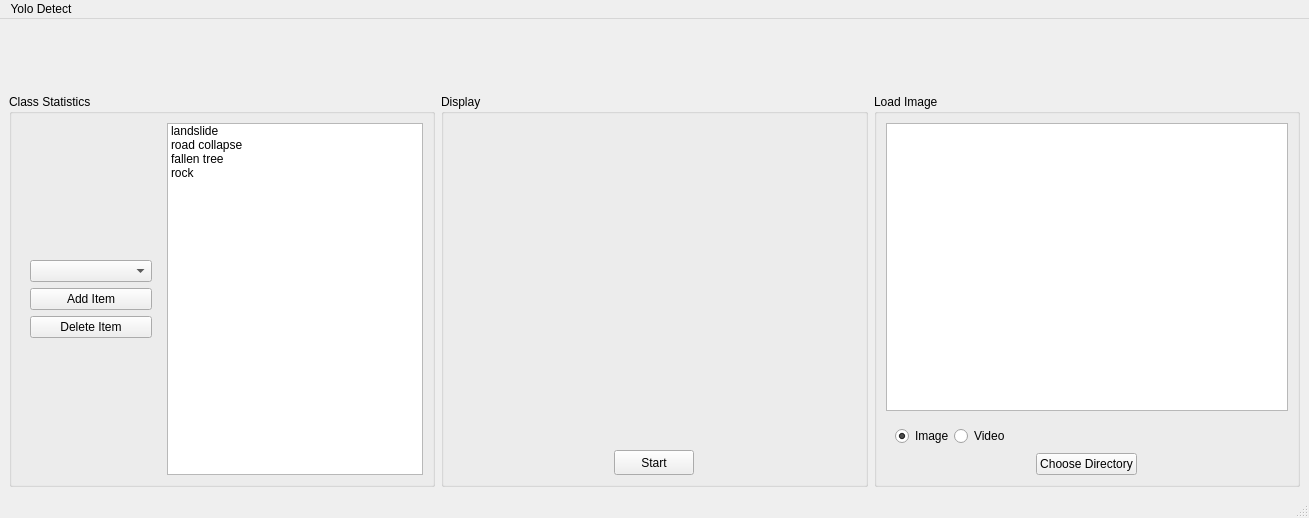
Above: main_window.ui from XHao1997/yolo_detect_qt before the change. Below: the same form after it.
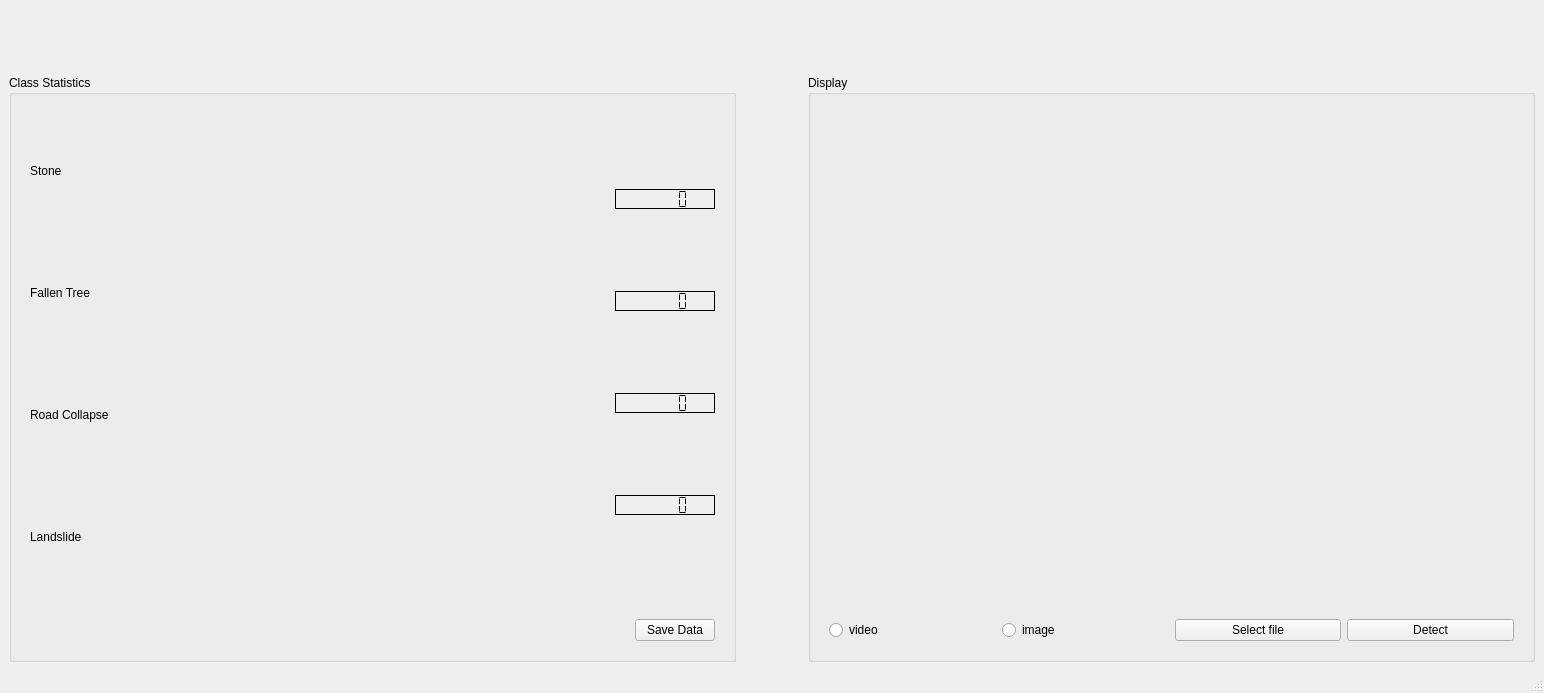
That is the form after the change. Icons and pictures are not drawn.

```diff
--- a/main_window.ui
+++ b/main_window.ui
@@ -6,16 +6,34 @@
    <rect>
     <x>0</x>
     <y>0</y>
-    <width>1309</width>
-    <height>518</height>
+    <width>1544</width>
+    <height>693</height>
    </rect>
   </property>
+  <property name="sizePolicy">
+   <sizepolicy hsizetype="Preferred" vsizetype="Minimum">
+    <horstretch>0</horstretch>
+    <verstretch>0</verstretch>
+   </sizepolicy>
+  </property>
+  <property name="minimumSize">
+   <size>
+    <width>1544</width>
+    <height>693</height>
+   </size>
+  </property>
+  <property name="maximumSize">
+   <size>
+    <width>1544</width>
+    <height>693</height>
+   </size>
+  </property>
   <property name="windowTitle">
    <string>Yolo Disaster Detection</string>
   </property>
   <widget class="QWidget" name="centralwidget">
    <layout class="QGridLayout" name="gridLayout">
-    <item row="0" column="2" alignment="Qt::AlignmentFlag::AlignHCenter">
+    <item row="0" column="1">
      <widget class="QLabel" name="label_2">
       <property name="sizePolicy">
        <sizepolicy hsizetype="Preferred" vsizetype="Preferred">
@@ -43,193 +61,204 @@
       </property>
      </widget>
     </item>
-    <item row="1" column="4" rowspan="2">
-     <widget class="QGroupBox" name="groupBox_4">
-      <property name="title">
-       <string>Load Image</string>
-      </property>
-      <layout class="QVBoxLayout" name="verticalLayout">
-       <item>
-        <widget class="QGraphicsView" name="graphicsView">
-         <property name="sizePolicy">
-          <sizepolicy hsizetype="Preferred" vsizetype="Preferred">
-           <horstretch>0</horstretch>
-           <verstretch>0</verstretch>
-          </sizepolicy>
-         </property>
-        </widget>
-       </item>
-       <item>
-        <widget class="QWidget" name="checkBox_1" native="true">
-         <property name="sizePolicy">
-          <sizepolicy hsizetype="Minimum" vsizetype="Minimum">
-           <horstretch>0</horstretch>
-           <verstretch>0</verstretch>
-          </sizepolicy>
-         </property>
-         <property name="maximumSize">
-          <size>
-           <width>16777215</width>
-           <height>25</height>
-          </size>
-         </property>
-         <layout class="QHBoxLayout" name="horizontalLayout_3">
-          <property name="spacing">
-           <number>0</number>
-          </property>
-          <property name="sizeConstraint">
-           <enum>QLayout::SizeConstraint::SetFixedSize</enum>
-          </property>
-          <property name="bottomMargin">
-           <number>1</number>
-          </property>
-          <item>
-           <widget class="QRadioButton" name="checkButton_image">
-            <property name="text">
-             <string>Image</string>
-            </property>
-            <property name="iconSize">
-             <size>
-              <width>8</width>
-              <height>8</height>
-             </size>
-            </property>
-            <property name="checked">
-             <bool>true</bool>
-            </property>
-            <attribute name="buttonGroup">
-             <string notr="true">buttonGroup</string>
-            </attribute>
-           </widget>
-          </item>
-          <item>
-           <widget class="QRadioButton" name="checkButton_video">
-            <property name="text">
-             <string>Video</string>
-            </property>
-            <property name="iconSize">
-             <size>
-              <width>8</width>
-              <height>8</height>
-             </size>
-            </property>
-            <property name="checked">
-             <bool>false</bool>
-            </property>
-            <attribute name="buttonGroup">
-             <string notr="true">buttonGroup</string>
-            </attribute>
-           </widget>
-          </item>
-         </layout>
-        </widget>
-       </item>
-       <item alignment="Qt::AlignmentFlag::AlignHCenter">
-        <widget class="QPushButton" name="pushButton_loadImage">
-         <property name="text">
-          <string>Choose Directory</string>
-         </property>
-        </widget>
-       </item>
-      </layout>
-     </widget>
-    </item>
     <item row="1" column="0" rowspan="2">
      <widget class="QGroupBox" name="groupBox">
       <property name="title">
        <string>Class Statistics</string>
       </property>
-      <layout class="QHBoxLayout" name="horizontalLayout_2">
+      <layout class="QVBoxLayout" name="verticalLayout_2">
+       <item>
+        <widget class="QWidget" name="horizontalWidget" native="true">
+         <property name="sizePolicy">
+          <sizepolicy hsizetype="Preferred" vsizetype="Preferred">
+           <horstretch>0</horstretch>
+           <verstretch>0</verstretch>
+          </sizepolicy>
+         </property>
+         <layout class="QHBoxLayout" name="horizontalLayout_2">
+          <item>
+           <layout class="QVBoxLayout" name="verticalLayout_5">
+            <item>
+             <widget class="QLabel" name="label_4">
+              <property name="text">
+               <string>Stone</string>
+              </property>
+             </widget>
+            </item>
+            <item>
+             <widget class="QLabel" name="label">
+              <property name="text">
+               <string>Fallen Tree</string>
+              </property>
+             </widget>
+            </item>
+            <item>
+             <widget class="QLabel" name="label_3">
+              <property name="text">
+               <string>Road Collapse</string>
+              </property>
+             </widget>
+            </item>
+            <item>
+             <widget class="QLabel" name="label_5">
+              <property name="text">
+               <string>Landslide</string>
+              </property>
+             </widget>
+            </item>
+           </layout>
+          </item>
+          <item>
+           <layout class="QVBoxLayout" name="verticalLayout_4">
+            <item alignment="Qt::AlignmentFlag::AlignRight">
+             <widget class="QLCDNumber" name="lcdNumber_3">
+              <property name="minimumSize">
+               <size>
+                <width>100</width>
+                <height>0</height>
+               </size>
+              </property>
+              <property name="maximumSize">
+               <size>
+                <width>50</width>
+                <height>20</height>
+               </size>
+              </property>
+              <property name="accessibleDescription">
+               <string notr="true"/>
+              </property>
+              <property name="autoFillBackground">
+               <bool>true</bool>
+              </property>
+              <property name="styleSheet">
+               <string notr="true">font: 700 11pt &quot;Ubuntu&quot;;</string>
+              </property>
+              <property name="frameShadow">
+               <enum>QFrame::Shadow::Plain</enum>
+              </property>
+              <property name="lineWidth">
+               <number>1</number>
+              </property>
+              <property name="segmentStyle">
+               <enum>QLCDNumber::SegmentStyle::Flat</enum>
+              </property>
+             </widget>
+            </item>
+            <item alignment="Qt::AlignmentFlag::AlignRight">
+             <widget class="QLCDNumber" name="lcdNumber_4">
+              <property name="minimumSize">
+               <size>
+                <width>100</width>
+                <height>0</height>
+               </size>
+              </property>
+              <property name="maximumSize">
+               <size>
+                <width>50</width>
+                <height>20</height>
+               </size>
+              </property>
+              <property name="accessibleDescription">
+               <string notr="true"/>
+              </property>
+              <property name="autoFillBackground">
+               <bool>true</bool>
+              </property>
+              <property name="frameShadow">
+               <enum>QFrame::Shadow::Plain</enum>
+              </property>
+              <property name="lineWidth">
+               <number>1</number>
+              </property>
+              <property name="segmentStyle">
+               <enum>QLCDNumber::SegmentStyle::Flat</enum>
+              </property>
+             </widget>
+            </item>
+            <item alignment="Qt::AlignmentFlag::AlignRight">
+             <widget class="QLCDNumber" name="lcdNumber_2">
+              <property name="minimumSize">
+               <size>
+                <width>100</width>
+                <height>0</height>
+               </size>
+              </property>
+              <property name="maximumSize">
+               <size>
+                <width>50</width>
+                <height>20</height>
+               </size>
+              </property>
+              <property name="accessibleDescription">
+               <string notr="true"/>
+              </property>
+              <property name="autoFillBackground">
+               <bool>true</bool>
+              </property>
+              <property name="frameShadow">
+               <enum>QFrame::Shadow::Plain</enum>
+              </property>
+              <property name="lineWidth">
+               <number>1</number>
+              </property>
+              <property name="segmentStyle">
+               <enum>QLCDNumber::SegmentStyle::Flat</enum>
+              </property>
+             </widget>
+            </item>
+            <item alignment="Qt::AlignmentFlag::AlignRight">
+             <widget class="QLCDNumber" name="lcdNumber">
+              <property name="minimumSize">
+               <size>
+                <width>100</width>
+                <height>0</height>
+               </size>
+              </property>
+              <property name="maximumSize">
+               <size>
+                <width>50</width>
+                <height>20</height>
+               </size>
+              </property>
+              <property name="accessibleDescription">
+               <string notr="true"/>
+              </property>
+              <property name="autoFillBackground">
+               <bool>true</bool>
+              </property>
+              <property name="frameShadow">
+               <enum>QFrame::Shadow::Plain</enum>
+              </property>
+              <property name="lineWidth">
+               <number>1</number>
+              </property>
+              <property name="segmentStyle">
+               <enum>QLCDNumber::SegmentStyle::Flat</enum>
+              </property>
+             </widget>
+            </item>
+           </layout>
+          </item>
+         </layout>
+        </widget>
+       </item>
        <item>
         <widget class="QWidget" name="widget" native="true">
-         <layout class="QVBoxLayout" name="verticalLayout_2">
-          <item>
-           <spacer name="verticalSpacer_2">
-            <property name="orientation">
-             <enum>Qt::Orientation::Vertical</enum>
-            </property>
-            <property name="sizeHint" stdset="0">
-             <size>
-              <width>20</width>
-              <height>40</height>
-             </size>
-            </property>
-           </spacer>
-          </item>
-          <item>
-           <widget class="QComboBox" name="comboBox">
-            <property name="currentText">
-             <string/>
-            </property>
-            <property name="currentIndex">
-             <number>-1</number>
-            </property>
-           </widget>
-          </item>
-          <item>
-           <widget class="QPushButton" name="pushButton_addItem">
-            <property name="sizePolicy">
-             <sizepolicy hsizetype="Preferred" vsizetype="Fixed">
-              <horstretch>0</horstretch>
-              <verstretch>0</verstretch>
-             </sizepolicy>
-            </property>
-            <property name="text">
-             <string>Add Item</string>
-            </property>
-           </widget>
-          </item>
-          <item>
-           <widget class="QPushButton" name="pushButton_deleteItem">
-            <property name="text">
-             <string>Delete Item</string>
-            </property>
-           </widget>
-          </item>
-          <item>
-           <spacer name="verticalSpacer">
-            <property name="orientation">
-             <enum>Qt::Orientation::Vertical</enum>
-            </property>
-            <property name="sizeHint" stdset="0">
-             <size>
-              <width>20</width>
-              <height>40</height>
-             </size>
-            </property>
-           </spacer>
-          </item>
-         </layout>
-        </widget>
-       </item>
-       <item>
-        <widget class="QListWidget" name="listWidget">
          <property name="sizePolicy">
-          <sizepolicy hsizetype="Preferred" vsizetype="Preferred">
+          <sizepolicy hsizetype="Preferred" vsizetype="Maximum">
            <horstretch>0</horstretch>
            <verstretch>0</verstretch>
           </sizepolicy>
          </property>
-         <item>
-          <property name="text">
-           <string>landslide</string>
-          </property>
-         </item>
-         <item>
-          <property name="text">
-           <string>road collapse</string>
-          </property>
-         </item>
-         <item>
-          <property name="text">
-           <string>fallen tree</string>
-          </property>
-         </item>
-         <item>
-          <property name="text">
-           <string>rock</string>
-          </property>
-         </item>
+         <layout class="QVBoxLayout" name="verticalLayout_3">
+          <item alignment="Qt::AlignmentFlag::AlignRight">
+           <widget class="QPushButton" name="pushButton_4">
+            <property name="text">
+             <string>Save Data</string>
+            </property>
+           </widget>
+          </item>
+         </layout>
         </widget>
        </item>
       </layout>
@@ -237,28 +266,79 @@
     </item>
     <item row="1" column="2" rowspan="2">
      <widget class="QGroupBox" name="groupBox_3">
+      <property name="sizePolicy">
+       <sizepolicy hsizetype="Preferred" vsizetype="Preferred">
+        <horstretch>0</horstretch>
+        <verstretch>0</verstretch>
+       </sizepolicy>
+      </property>
       <property name="title">
        <string>Display</string>
       </property>
-      <layout class="QVBoxLayout" name="verticalLayout_3">
+      <layout class="QVBoxLayout" name="verticalLayout">
        <item>
-        <widget class="QLabel" name="label_display">
-         <property name="text">
-          <string/>
+        <widget class="QWidget" name="verticalWidget" native="true">
+         <property name="sizePolicy">
+          <sizepolicy hsizetype="Preferred" vsizetype="Preferred">
+           <horstretch>2</horstretch>
+           <verstretch>2</verstretch>
+          </sizepolicy>
          </property>
+         <layout class="QVBoxLayout" name="verticalLayout_6">
+          <item>
+           <widget class="QLabel" name="label_display">
+            <property name="sizePolicy">
+             <sizepolicy hsizetype="Preferred" vsizetype="Preferred">
+              <horstretch>10</horstretch>
+              <verstretch>10</verstretch>
+             </sizepolicy>
+            </property>
+            <property name="text">
+             <string/>
+            </property>
+           </widget>
+          </item>
+         </layout>
         </widget>
        </item>
-       <item alignment="Qt::AlignmentFlag::AlignHCenter">
-        <widget class="QPushButton" name="pushButton_display">
-         <property name="minimumSize">
-          <size>
-           <width>80</width>
-           <height>25</height>
-          </size>
+       <item alignment="Qt::AlignmentFlag::AlignBottom">
+        <widget class="QWidget" name="widget_2" native="true">
+         <property name="sizePolicy">
+          <sizepolicy hsizetype="Preferred" vsizetype="Minimum">
+           <horstretch>0</horstretch>
+           <verstretch>0</verstretch>
+          </sizepolicy>
          </property>
-         <property name="text">
-          <string>Start</string>
-         </property>
+         <layout class="QHBoxLayout" name="horizontalLayout">
+          <item>
+           <widget class="QRadioButton" name="radioButton_video_mode">
+            <property name="text">
+             <string>video</string>
+            </property>
+           </widget>
+          </item>
+          <item>
+           <widget class="QRadioButton" name="radioButton_image_mode">
+            <property name="text">
+             <string>image</string>
+            </property>
+           </widget>
+          </item>
+          <item>
+           <widget class="QPushButton" name="pushButton_select_file">
+            <property name="text">
+             <string>Select file</string>
+            </property>
+           </widget>
+          </item>
+          <item>
+           <widget class="QPushButton" name="pushButton_Detect">
+            <property name="text">
+             <string>Detect</string>
+            </property>
+           </widget>
+          </item>
+         </layout>
         </widget>
        </item>
       </layout>
@@ -266,22 +346,6 @@
     </item>
    </layout>
   </widget>
-  <widget class="QMenuBar" name="menubar">
-   <property name="geometry">
-    <rect>
-     <x>0</x>
-     <y>0</y>
-     <width>1309</width>
-     <height>22</height>
-    </rect>
-   </property>
-   <widget class="QMenu" name="menuhi">
-    <property name="title">
-     <string>Yolo Detect</string>
-    </property>
-   </widget>
-   <addaction name="menuhi"/>
-  </widget>
   <widget class="QStatusBar" name="statusbar"/>
  </widget>
  <resources/>
```
Left out of the diff: 3 changed lines with no effect on the pictures.
